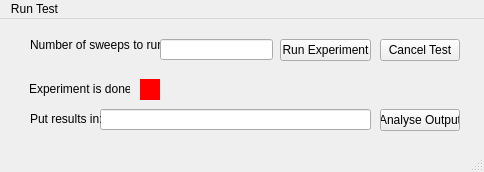
Qt form main/ui/muxWindow.ui (pond-fssw/muxSwitcher) before a commit.
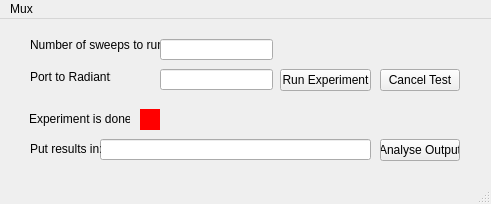
The same form after that commit.

Commit message: added port config option (Carl error)

```diff
--- a/main/ui/muxWindow.ui
+++ b/main/ui/muxWindow.ui
@@ -6,8 +6,8 @@
    <rect>
     <x>0</x>
     <y>0</y>
-    <width>484</width>
-    <height>172</height>
+    <width>491</width>
+    <height>204</height>
    </rect>
   </property>
   <property name="windowTitle">
@@ -18,7 +18,7 @@
     <property name="geometry">
      <rect>
       <x>280</x>
-      <y>20</y>
+      <y>50</y>
       <width>91</width>
       <height>22</height>
      </rect>
@@ -54,7 +54,7 @@
     <property name="geometry">
      <rect>
       <x>380</x>
-      <y>90</y>
+      <y>120</y>
       <width>80</width>
       <height>22</height>
      </rect>
@@ -67,7 +67,7 @@
     <property name="geometry">
      <rect>
       <x>29</x>
-      <y>60</y>
+      <y>90</y>
       <width>101</width>
       <height>20</height>
      </rect>
@@ -80,7 +80,7 @@
     <property name="geometry">
      <rect>
       <x>140</x>
-      <y>60</y>
+      <y>90</y>
       <width>20</width>
       <height>21</height>
      </rect>
@@ -97,7 +97,7 @@
     <property name="geometry">
      <rect>
       <x>380</x>
-      <y>20</y>
+      <y>50</y>
       <width>80</width>
       <height>22</height>
      </rect>
@@ -110,7 +110,7 @@
     <property name="geometry">
      <rect>
       <x>100</x>
-      <y>90</y>
+      <y>120</y>
       <width>271</width>
       <height>21</height>
      </rect>
@@ -120,7 +120,7 @@
     <property name="geometry">
      <rect>
       <x>30</x>
-      <y>90</y>
+      <y>120</y>
       <width>71</width>
       <height>20</height>
      </rect>
@@ -129,19 +129,42 @@
      <string>Put results in:</string>
     </property>
    </widget>
+   <widget class="QLineEdit" name="portName">
+    <property name="geometry">
+     <rect>
+      <x>160</x>
+      <y>50</y>
+      <width>113</width>
+      <height>21</height>
+     </rect>
+    </property>
+   </widget>
+   <widget class="QLabel" name="label_4">
+    <property name="geometry">
+     <rect>
+      <x>30</x>
+      <y>50</y>
+      <width>81</width>
+      <height>16</height>
+     </rect>
+    </property>
+    <property name="text">
+     <string>Port to Radiant:</string>
+    </property>
+   </widget>
   </widget>
   <widget class="QMenuBar" name="menubar">
    <property name="geometry">
     <rect>
      <x>0</x>
      <y>0</y>
-     <width>484</width>
+     <width>491</width>
      <height>21</height>
     </rect>
    </property>
    <widget class="QMenu" name="menuRun_Test">
     <property name="title">
-     <string>Run Test</string>
+     <string>Mux</string>
     </property>
    </widget>
    <addaction name="menuRun_Test"/>
```
The commit also changes 1 other file.
